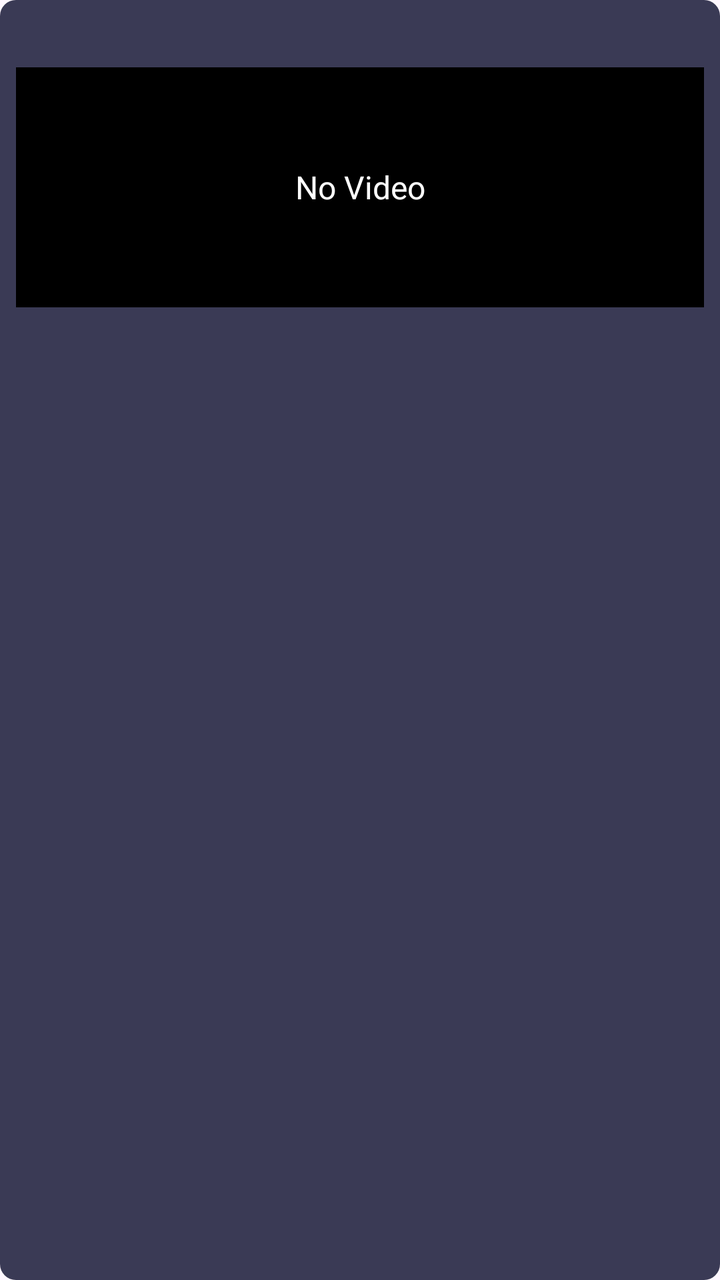
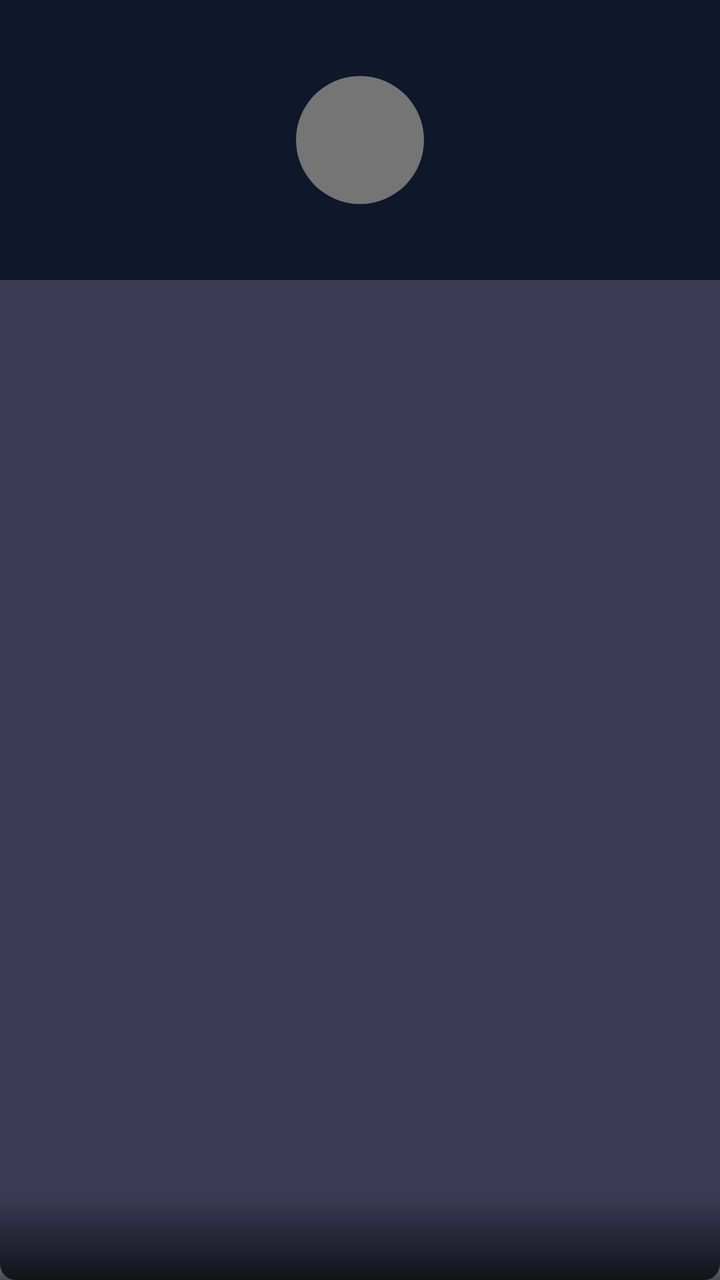

An Android layout rendered at two revisions. The XML below is the earlier revision; the diff shows what the commit changed to produce the second picture.
<!-- AndroidManifest.xml: application theme Theme.UnlimitedPossibilities12 -->
<!-- res/layout/item_video_participant.xml -->
<?xml version="1.0" encoding="utf-8"?>
<LinearLayout
    xmlns:android="http://schemas.android.com/apk/res/android"
    android:layout_width="match_parent"
    android:layout_height="wrap_content"
    android:layout_margin="4dp"
    android:orientation="vertical"
    android:padding="8dp"
    android:background="@drawable/bg_video_participant">

    <TextView
        android:id="@+id/username_text_view"
        android:layout_width="match_parent"
        android:layout_height="wrap_content"
        android:textColor="#FFFFFF"
        android:textSize="16sp"
        android:gravity="center"
        android:paddingBottom="4dp"/>

    <FrameLayout
        android:id="@+id/video_container"
        android:layout_width="match_parent"
        android:layout_height="120dp"
        android:background="#000000">

        
        <org.webrtc.SurfaceViewRenderer
            android:id="@+id/video_view"
            android:layout_width="match_parent"
            android:layout_height="match_parent"
            android:layout_gravity="center"/>

        <TextView
            android:id="@+id/no_video_text"
            android:layout_width="match_parent"
            android:layout_height="match_parent"
            android:background="#000000"
            android:text="No Video"
            android:textColor="#FFFFFF"
            android:textSize="16sp"
            android:gravity="center"
            android:visibility="visible"/>

        <Button
            android:id="@+id/toggle_camera_button"
            android:layout_width="40dp"
            android:layout_height="40dp"
            android:layout_gravity="top|end"
            android:text="📷"
            android:textSize="24sp"
            android:backgroundTint="#FF4444"
            android:visibility="gone"/>
    </FrameLayout>
</LinearLayout>
<!-- resources referenced by this layout -->
<resources>
  <!-- drawable bg_video_participant (drawable) -->
  <?xml version="1.0" encoding="utf-8"?>
  <shape xmlns:android="http://schemas.android.com/apk/res/android"
      android:shape="rectangle">
      <solid android:color="#3A3A55"/>
      <corners android:radius="8dp"/>
  </shape>
  <style name="Theme.UnlimitedPossibilities12" parent="Base.Theme.UnlimitedPossibilities12" />
  <style name="Base.Theme.UnlimitedPossibilities12" parent="Theme.Material3.DayNight.NoActionBar">
          
          
      </style>
</resources>

<!-- the commit's change to res/layout/item_video_participant.xml (unified diff, before → after) -->
@@ -1,54 +1,82 @@
 <?xml version="1.0" encoding="utf-8"?>
-<LinearLayout
-    xmlns:android="http://schemas.android.com/apk/res/android"
+<FrameLayout xmlns:android="http://schemas.android.com/apk/res/android"
+    xmlns:app="http://schemas.android.com/apk/res-auto"
     android:layout_width="match_parent"
     android:layout_height="wrap_content"
     android:layout_margin="4dp"
-    android:orientation="vertical"
-    android:padding="8dp"
     android:background="@drawable/bg_video_participant">
-
-    <TextView
-        android:id="@+id/username_text_view"
-        android:layout_width="match_parent"
-        android:layout_height="wrap_content"
-        android:textColor="#FFFFFF"
-        android:textSize="16sp"
-        android:gravity="center"
-        android:paddingBottom="4dp"/>
 
     <FrameLayout
         android:id="@+id/video_container"
         android:layout_width="match_parent"
-        android:layout_height="120dp"
-        android:background="#000000">
+        android:layout_height="140dp">
 
         
         <org.webrtc.SurfaceViewRenderer
             android:id="@+id/video_view"
             android:layout_width="match_parent"
             android:layout_height="match_parent"
-            android:layout_gravity="center"/>
+            android:layout_gravity="center" />
 
-        <TextView
+        
+        <LinearLayout
             android:id="@+id/no_video_text"
             android:layout_width="match_parent"
             android:layout_height="match_parent"
-            android:background="#000000"
-            android:text="No Video"
-            android:textColor="#FFFFFF"
-            android:textSize="16sp"
+            android:background="#0F172A"
             android:gravity="center"
-            android:visibility="visible"/>
+            android:orientation="vertical">
 
-        <Button
-            android:id="@+id/toggle_camera_button"
-            android:layout_width="40dp"
-            android:layout_height="40dp"
-            android:layout_gravity="top|end"
-            android:text="📷"
-            android:textSize="24sp"
-            android:backgroundTint="#FF4444"
-            android:visibility="gone"/>
+            <FrameLayout
+                android:layout_width="64dp"
+                android:layout_height="64dp">
+
+                <ImageView
+                    android:id="@+id/tile_avatar_image"
+                    android:layout_width="match_parent"
+                    android:layout_height="match_parent"
+                    android:contentDescription="@string/call_participant_avatar"
+                    android:scaleType="centerCrop" />
+
+                <TextView
+                    android:id="@+id/tile_avatar_text"
+                    android:layout_width="match_parent"
+                    android:layout_height="match_parent"
+                    android:background="@drawable/circle_background"
+                    android:gravity="center"
+                    android:textColor="#FFFFFF"
+                    android:textSize="26sp" />
+            </FrameLayout>
+
+        </LinearLayout>
     </FrameLayout>
-</LinearLayout>
+
+    
+    <TextView
+        android:id="@+id/username_text_view"
+        android:layout_width="match_parent"
+        android:layout_height="wrap_content"
+        android:layout_gravity="bottom"
+        android:background="@drawable/bg_video_scrim_bottom"
+        android:ellipsize="end"
+        android:paddingHorizontal="10dp"
+        android:paddingTop="16dp"
+        android:paddingBottom="8dp"
+        android:singleLine="true"
+        android:textColor="#F1F5F9"
+        android:textSize="13sp" />
+
+    <ImageView
+        android:id="@+id/toggle_camera_button"
+        android:layout_width="36dp"
+        android:layout_height="36dp"
+        android:layout_gravity="top|end"
+        android:layout_margin="6dp"
+        android:background="@drawable/circle_background"
+        android:backgroundTint="#CC0F172A"
+        android:contentDescription="@string/call_switch_camera"
+        android:padding="8dp"
+        android:src="@drawable/ic_camera_switch"
+        android:visibility="gone"
+        app:tint="#E2E8F0" />
+</FrameLayout>
<!-- resource entries referenced after the edit -->
@@ -7,6 +7,34 @@
       <solid android:color="#3A3A55"/>
       <corners android:radius="8dp"/>
   </shape>
+  <!-- drawable bg_video_scrim_bottom (drawable) -->
+  <?xml version="1.0" encoding="utf-8"?>
+  <shape xmlns:android="http://schemas.android.com/apk/res/android"
+      android:shape="rectangle">
+      <gradient
+          android:angle="90"
+          android:endColor="#00000000"
+          android:startColor="#B3000000" />
+  </shape>
+  <!-- drawable circle_background (drawable) -->
+  <?xml version="1.0" encoding="utf-8"?>
+  <shape xmlns:android="http://schemas.android.com/apk/res/android">
+      <solid android:color="#757575" />
+      <corners android:radius="60dp" />
+  </shape>
+  <!-- drawable ic_camera_switch (drawable) -->
+  <?xml version="1.0" encoding="utf-8"?>
+  <vector xmlns:android="http://schemas.android.com/apk/res/android"
+      android:width="24dp"
+      android:height="24dp"
+      android:viewportWidth="24"
+      android:viewportHeight="24">
+      <path
+          android:fillColor="#FFFFFF"
+          android:pathData="M12,6v3l4,-4 -4,-4v3c-4.42,0 -8,3.58 -8,8 0,1.57 0.46,3.03 1.24,4.26L6.7,14.8c-0.45,-0.83 -0.7,-1.79 -0.7,-2.8 0,-3.31 2.69,-6 6,-6zM18.76,7.74L17.3,9.2c0.44,0.84 0.7,1.79 0.7,2.8 0,3.31 -2.69,6 -6,6v-3l-4,4 4,4v-3c4.42,0 8,-3.58 8,-8 0,-1.57 -0.46,-3.03 -1.24,-4.26z" />
+  </vector>
+  <string name="call_participant_avatar">Participant picture</string>
+  <string name="call_switch_camera">Flip</string>
   <style name="Theme.UnlimitedPossibilities12" parent="Base.Theme.UnlimitedPossibilities12" />
   <style name="Base.Theme.UnlimitedPossibilities12" parent="Theme.Material3.DayNight.NoActionBar">
           
